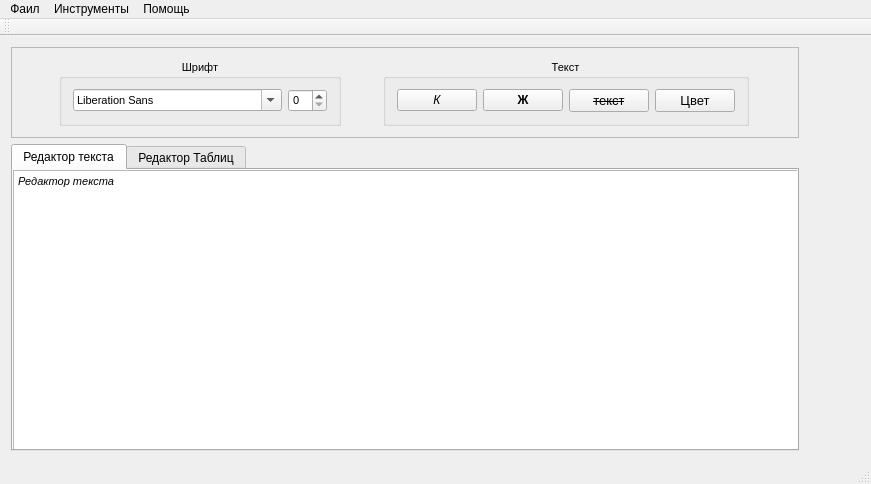
Arkendar/QProject-TextTable-Editor, file mainwindow.ui: the form before one commit.
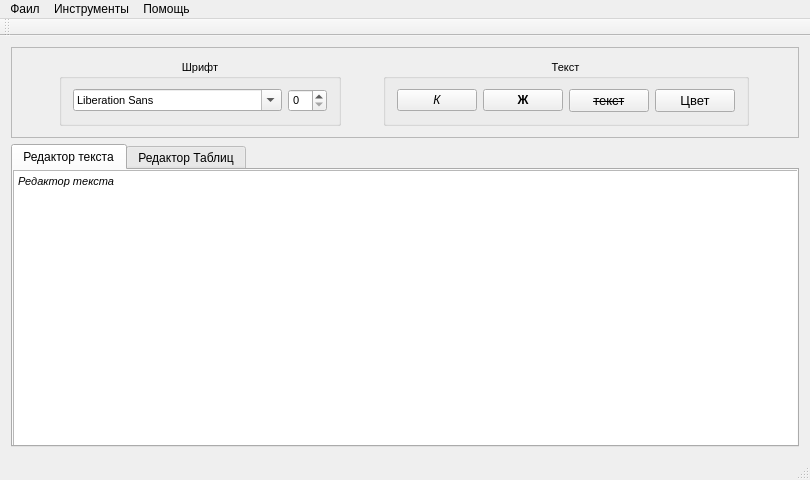
The form after the commit.

Diff of the .ui file:
```diff
--- a/mainwindow.ui
+++ b/mainwindow.ui
@@ -6,8 +6,8 @@
    <rect>
     <x>0</x>
     <y>0</y>
-    <width>871</width>
-    <height>484</height>
+    <width>810</width>
+    <height>480</height>
    </rect>
   </property>
   <property name="sizePolicy">
@@ -415,8 +415,8 @@
     <rect>
      <x>0</x>
      <y>0</y>
-     <width>871</width>
-     <height>26</height>
+     <width>810</width>
+     <height>25</height>
     </rect>
    </property>
    <widget class="QMenu" name="menuFile">
```
Left out of the diff: 6 changed lines with no effect on the pictures.
